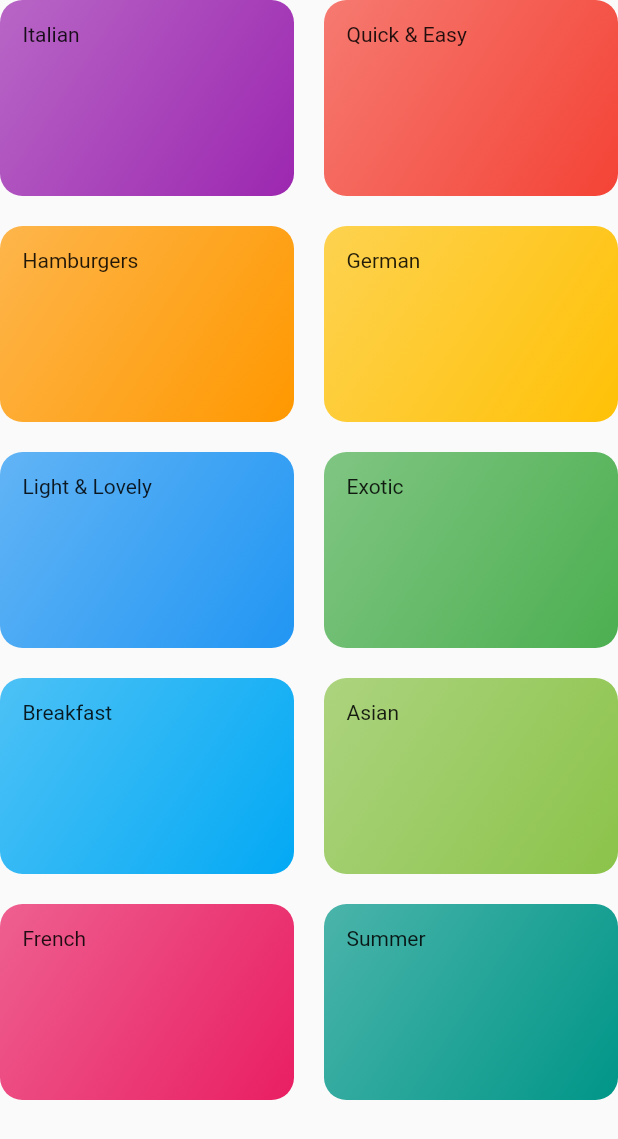
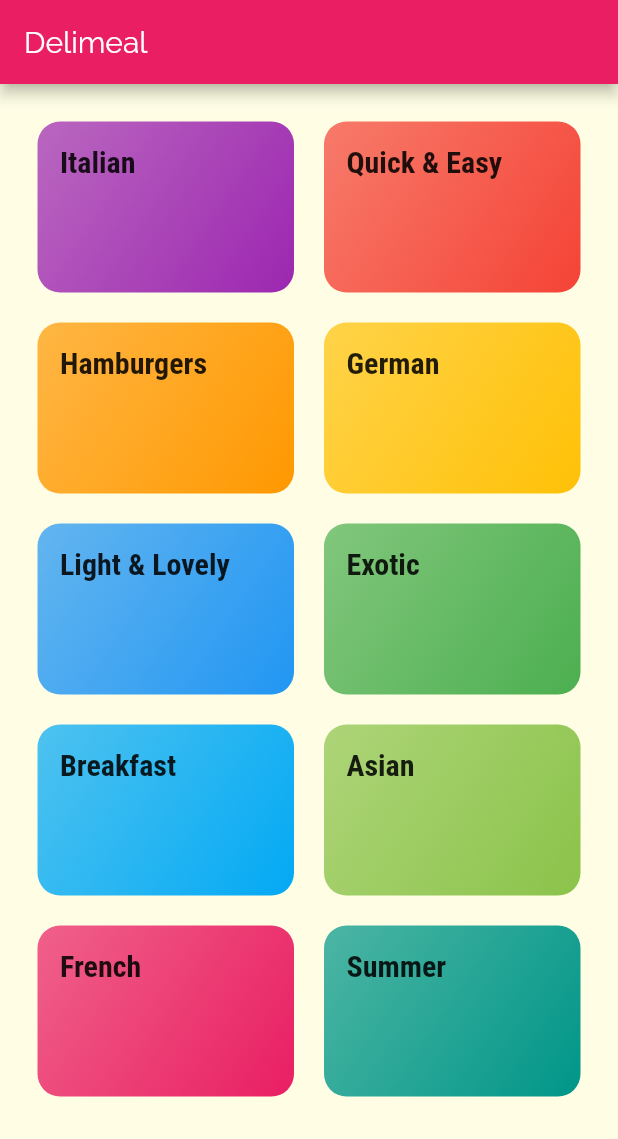
Before and after one commit to Hiro-o-ai/mealSearch, a Flutter app: the CategoriesScreen screen opened directly, on a phone screen of 412 x 824 dp. Shown: the top 1139 px of the screen. Run offline on Flutter 3.47's test engine with Material 2 defaults, Android fonts, the phone set to English and light mode, and no system bars.

Commit message:
fontfamilyを追加

```diff
--- a/lib/categories_screen.dart
+++ b/lib/categories_screen.dart
@@ -6,10 +6,15 @@ import './category_item.dart';
 class CategoriesScreen extends StatelessWidget {
   @override
   Widget build(BuildContext context) {
-    return GridView(
+    return Scaffold(
+      appBar: AppBar(
+        title: const Text('Delimeal'),
+      ),
+      body: GridView(
+        padding: const EdgeInsets.all(25),
         children: DUMMY_CATEGORIES
             .map(
-            (catData) => CatergoryItem(
+              (catData) => CategoryItem(
                 catData.title,
                 catData.color,
               ),
@@ -21,6 +26,7 @@ class CategoriesScreen extends StatelessWidget {
           crossAxisSpacing: 20,
           mainAxisSpacing: 20,
         ),
+      ),
     );
   }
 }
--- a/lib/category_item.dart
+++ b/lib/category_item.dart
@@ -1,16 +1,19 @@
 import 'package:flutter/material.dart';
 
-class CatergoryItem extends StatelessWidget {
+class CategoryItem extends StatelessWidget {
   final String title;
   final Color color;
 
-  CatergoryItem(this.title, this.color);
+  CategoryItem(this.title, this.color);
 
   @override
   Widget build(BuildContext context) {
     return Container(
       padding: const EdgeInsets.all(15),
-      child: Text(title),
+      child: Text(
+        title,
+        style: Theme.of(context).textTheme.title,
+      ),
       decoration: BoxDecoration(
         // グラデーション
         gradient: LinearGradient(
```
Also changed, not shown: lib/main.dart (+19 -21 lines), pubspec.yaml (+18 -6 lines), assets/fonts/Raleway-Black.ttf (added), assets/fonts/Raleway-Bold.ttf (added), assets/fonts/Raleway-Regular.ttf (added), assets/fonts/RobotoCondensed-Bold.ttf (added), assets/fonts/RobotoCondensed-Italic.ttf (added), assets/fonts/RobotoCondensed-Light.ttf (added), assets/fonts/RobotoCondensed-Regular.ttf (added), lib/category_meals_screen.dart (added). Lines whose indentation alone changed are shown as unchanged.
